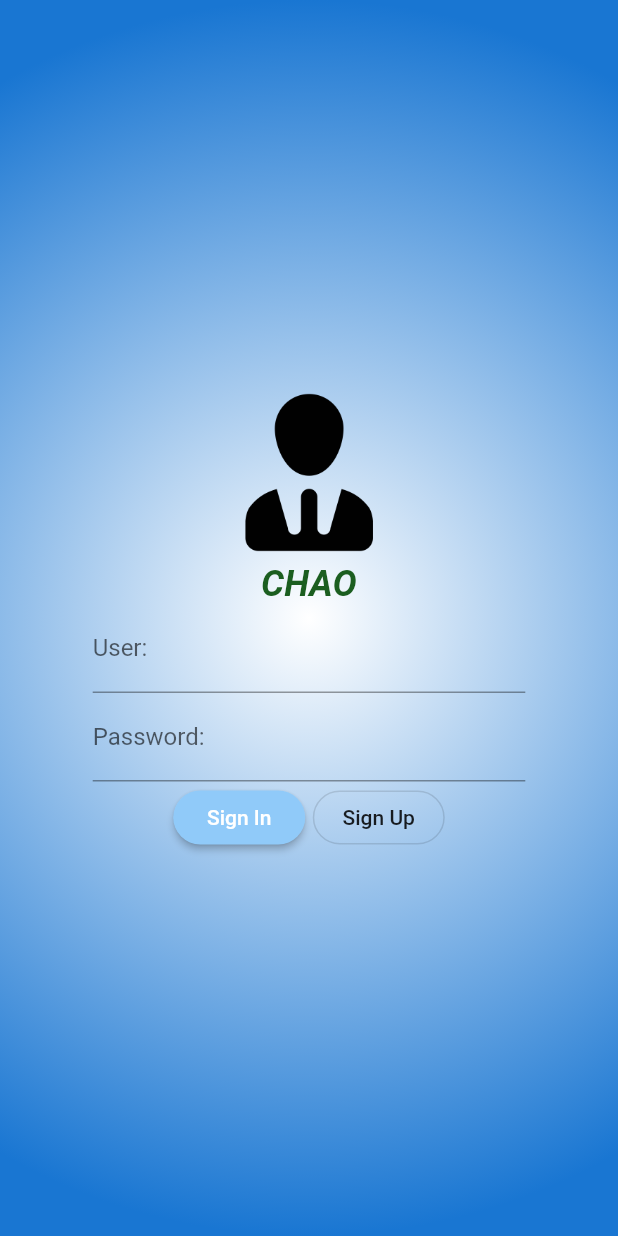
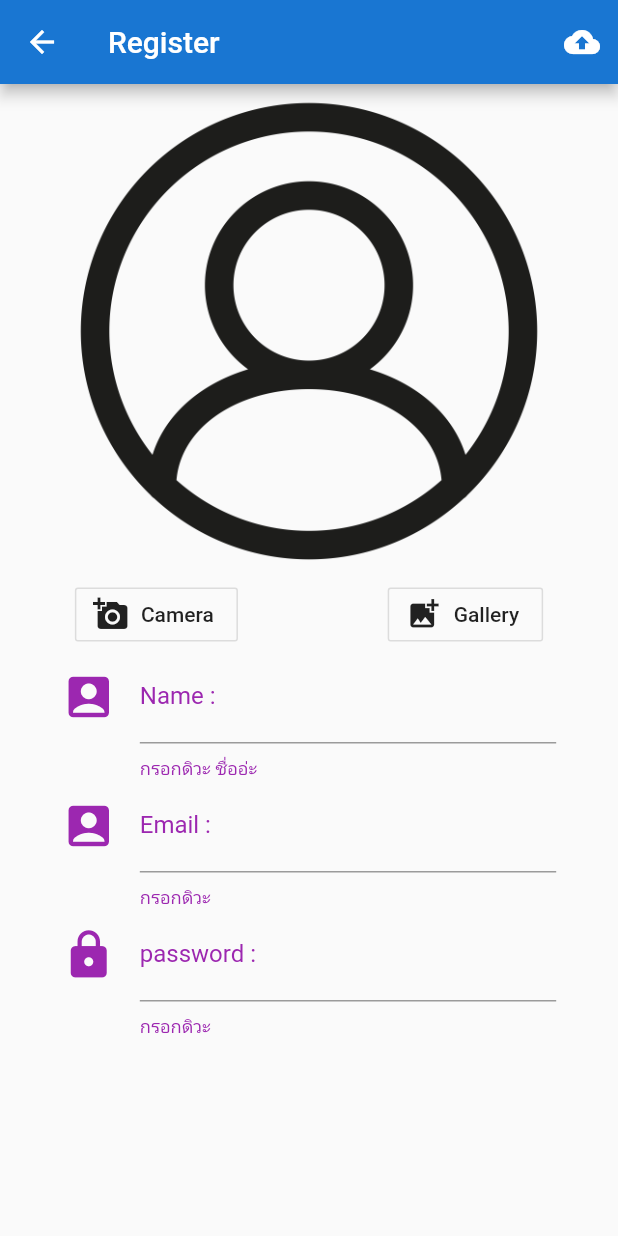
Before and after one commit to chaoinno/chaotot, a Flutter app: the screen it shows after launch, after a tap on "Sign Up", on a phone screen of 412 x 824 dp. Run offline on Flutter 3.47's test engine with Material 2 defaults, Android fonts, the phone set to English and light mode, and no system bars.

Commit message:
Designed Register Page

```diff
--- a/lib/scaffold/authen.dart
+++ b/lib/scaffold/authen.dart
@@ -1,3 +1,5 @@
+import 'package:chaotot/scaffold/register.dart';
+import 'package:chaotot/utility/my_style.dart';
 import 'package:flutter/material.dart';
 
 class Authen extends StatefulWidget {
@@ -19,10 +21,10 @@ class _AuthenState extends State<Authen> {
   Widget signInButton() {
     return RaisedButton(
       shape: RoundedRectangleBorder(borderRadius: BorderRadius.circular(120.0)),
-      color: Colors.blue[200],
+      color: MyStyle().mainColor,
       child: Text(
         'Sign In',
-        style: TextStyle(color: Colors.white),
+        style: TextStyle(color: MyStyle().textButtonColor),
       ),
       onPressed: () {},
     );
@@ -32,7 +34,15 @@ class _AuthenState extends State<Authen> {
     return OutlineButton(
       shape: RoundedRectangleBorder(borderRadius: BorderRadius.circular(120.0)),
       child: Text('Sign Up'),
-      onPressed: () {},
+      onPressed: () {
+        print('You Print Sign Up');
+
+        MaterialPageRoute materialPageRoute =
+            MaterialPageRoute(builder: (BuildContext buildContext) {
+          return Register();
+        });
+        Navigator.of(context).push(materialPageRoute);
+      },
     );
   }
 
@@ -96,7 +106,7 @@ class _AuthenState extends State<Authen> {
         ),
         child: Center(
           child: SingleChildScrollView(
-                      child: Column(
+            child: Column(
               mainAxisSize: MainAxisSize.min,
               children: <Widget>[
                 showLogo(),
--- /dev/null
+++ b/lib/scaffold/register.dart
@@ -0,0 +1,152 @@
+import 'package:chaotot/utility/my_style.dart';
+import 'package:flutter/material.dart';
+
+class Register extends StatefulWidget {
+  @override
+  _RegisterState createState() => _RegisterState();
+}
+
+class _RegisterState extends State<Register> {
+  // Field
+
+  // Medthod
+  Widget nameForm() {
+    Color color = Colors.purple;
+
+    return Row(
+      mainAxisAlignment: MainAxisAlignment.center,
+      children: <Widget>[
+        Container(
+          width: MediaQuery.of(context).size.width * 0.8,
+          child: TextFormField(
+            decoration: InputDecoration(
+                hintText: 'ชื่อเข้าโรงเรียนนะเว้ย',
+                helperText: 'กรอกดิวะ ชื่ออ่ะ',
+                helperStyle: TextStyle(color: color),
+                labelText: 'Name :',
+                labelStyle: TextStyle(color: color),
+                icon: Icon(
+                  Icons.account_box,
+                  size: 36.0,
+                  color: color,
+                )),
+          ),
+        ),
+      ],
+    );
+  }
+
+  Widget userForm() {
+    Color color = Colors.purple;
+
+    return Row(
+      mainAxisAlignment: MainAxisAlignment.center,
+      children: <Widget>[
+        Container(
+          width: MediaQuery.of(context).size.width * 0.8,
+          child: TextFormField(
+            decoration: InputDecoration(
+                hintText: 'เมลแท้นะเว้ย',
+                helperText: 'กรอกดิวะ',
+                helperStyle: TextStyle(color: color),
+                labelText: 'Email :',
+                labelStyle: TextStyle(color: color),
+                icon: Icon(
+                  Icons.account_box,
+                  size: 36.0,
+                  color: color,
+                )),
+          ),
+        ),
+      ],
+    );
+  }
+
+  Widget passwordForm() {
+    Color color = Colors.purple;
+
+    return Row(
+      mainAxisAlignment: MainAxisAlignment.center,
+      children: <Widget>[
+        Container(
+          width: MediaQuery.of(context).size.width * 0.8,
+          child: TextFormField(
+            decoration: InputDecoration(
+                hintText: 'อย่าให้คนเห็นนะเว้ย',
+                helperText: 'กรอกดิวะ',
+                helperStyle: TextStyle(color: color),
+                labelText: 'password :',
+                labelStyle: TextStyle(color: color),
+                icon: Icon(
+                  Icons.lock,
+                  size: 36.0,
+                  color: color,
+                )),
+          ),
+        ),
+      ],
+    );
+  }
+
+  Widget galleryButton() {
+    return OutlineButton.icon(
+      icon: Icon(Icons.add_photo_alternate),
+      label: Text('Gallery'),
+      onPressed: () {},
+    );
+  }
+
+  Widget cameraButton() {
+    return OutlineButton.icon(
+      icon: Icon(Icons.add_a_photo),
+      label: Text('Camera'),
+      onPressed: () {},
+    );
+  }
+
+  Widget showButtons() {
+    return Row(
+      mainAxisAlignment: MainAxisAlignment.spaceAround,
+      children: <Widget>[cameraButton(), galleryButton()],
+    );
+  }
+
+  Widget showAvatar() {
+    return Container(
+      height: MediaQuery.of(context).size.height * 0.4,
+      width: MediaQuery.of(context).size.height * 0.9,
+      child: Image.asset(
+        'images/avatar.png',
+        fit: BoxFit.contain,
+      ),
+    );
+  }
+
+  Widget registerButton() {
+    return IconButton(
+      icon: Icon(Icons.cloud_upload),
+      tooltip: 'Upload to Server',
+      onPressed: () {},
+    );
+  }
+
+  @override
+  Widget build(BuildContext context) {
+    return Scaffold(
+      appBar: AppBar(
+        actions: <Widget>[registerButton()],
+        backgroundColor: MyStyle().mainColor,
+        title: Text('Register'),
+      ),
+      body: ListView(
+        children: <Widget>[
+          showAvatar(),
+          showButtons(),
+          nameForm(),
+          userForm(),
+          passwordForm(),
+        ],
+      ),
+    );
+  }
+}
--- /dev/null
+++ b/lib/utility/my_style.dart
@@ -0,0 +1,10 @@
+import 'package:flutter/material.dart';
+
+class MyStyle {
+
+  Color mainColor = Colors.blue[700];
+  Color textButtonColor = Colors.red;
+
+  MyStyle();
+
+}
--- a/pubspec.yaml
+++ b/pubspec.yaml
@@ -43,7 +43,7 @@ flutter:
   # To add assets to your application, add an assets section, like this:
   assets:
    - images/logo.png
-  #  - images/a_dot_ham.jpeg
+   - images/avatar.png
 
   # An image asset can refer to one or more resolution-specific "variants", see
   # https://flutter.dev/assets-and-images/#resolution-aware.
```
Also changed, not shown: images/avatar.png (added).
